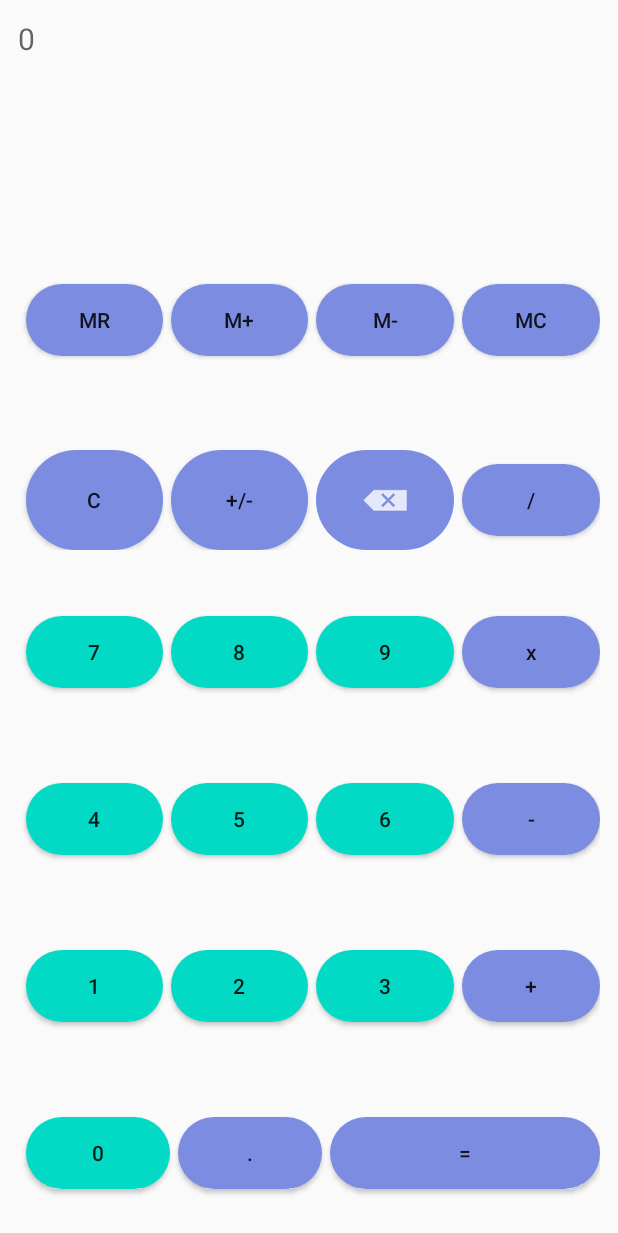
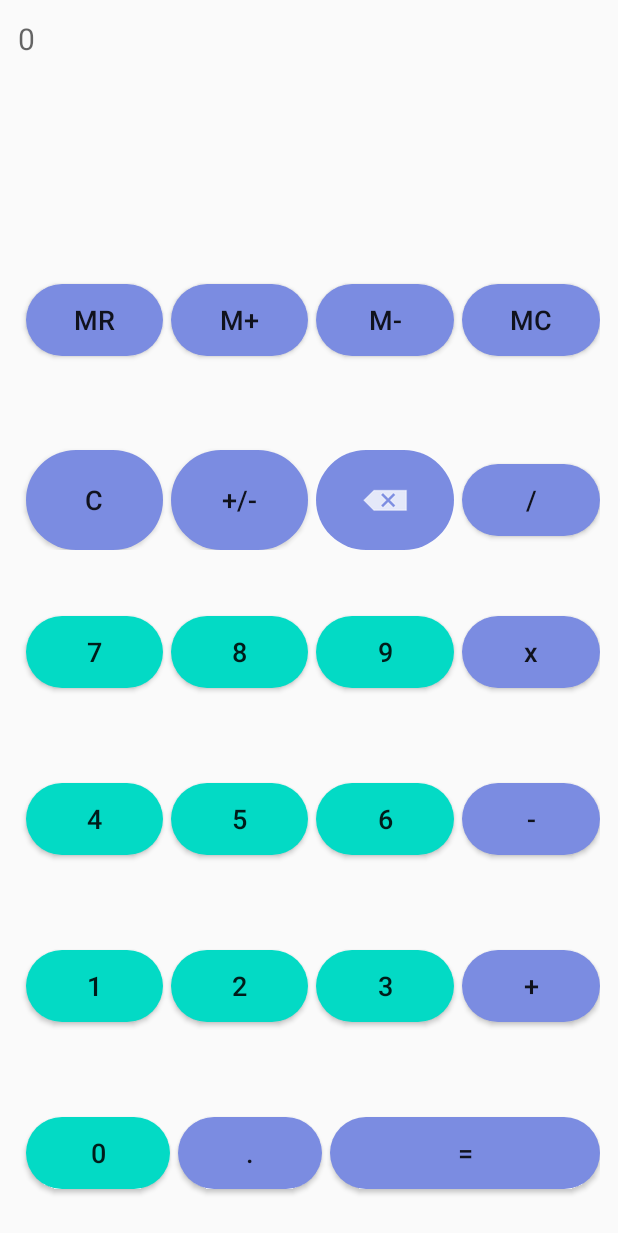
Before and after one commit to Otaka00/SimpleCalculatorApp, an Android app: the screen it shows after launch (MainActivity), on a phone screen of 412 x 824 dp. Shown: the top 1233 px of the screen. Run offline under Robolectric (Android 15) with nearby library versions, the phone set to English and light mode, and no system bars.

Commit message:
New Editings

```diff
--- a/app/src/main/AndroidManifest.xml
+++ b/app/src/main/AndroidManifest.xml
@@ -14,9 +14,6 @@
         android:theme="@style/Theme.MyCalculator"
         tools:targetApi="31">
         <activity
-            android:name=".Activity2"
-            android:exported="false" />
-        <activity
             android:name=".MainActivity"
             android:exported="true">
             <intent-filter>
--- a/app/src/main/res/layout/activity_main.xml
+++ b/app/src/main/res/layout/activity_main.xml
@@ -46,7 +46,8 @@
                     android:layout_weight="1"
                     android:background="@drawable/button"
                     android:backgroundTint="#7B8CE1"
-                    android:text="@string/MR" />
+                    android:text="@string/MR"
+                    android:textSize="18sp" />
 
                 <Button
                     android:id="@+id/MPlus"
@@ -57,7 +58,8 @@
                     android:layout_weight="1"
                     android:background="@drawable/button"
                     android:backgroundTint="#7B8CE1"
-                    android:text="M+" />
+                    android:text="M+"
+                    android:textSize="18sp" />
 
                 <Button
                     android:id="@+id/MMinus"
@@ -68,7 +70,8 @@
                     android:layout_weight="1"
                     android:background="@drawable/button"
                     android:backgroundTint="#7B8CE1"
-                    android:text="M-" />
+                    android:text="M-"
+                    android:textSize="18sp" />
 
                 <Button
                     android:id="@+id/MC"
@@ -79,7 +82,8 @@
                     android:layout_weight="1"
                     android:background="@drawable/button"
                     android:backgroundTint="#7B8CE1"
-                    android:text="MC" />
+                    android:text="MC"
+                    android:textSize="18sp" />
 
             </LinearLayout>
 
@@ -99,7 +103,8 @@
                     android:layout_weight="1"
                     android:background="@drawable/button"
                     android:backgroundTint="#7B8CE1"
-                    android:text="C" />
+                    android:text="C"
+                    android:textSize="18sp" />
 
                 <Button
                     android:id="@+id/plusMin"
@@ -110,7 +115,8 @@
                     android:layout_weight="1"
                     android:background="@drawable/button"
                     android:backgroundTint="#7B8CE1"
-                    android:text="+/-" />
+                    android:text="+/-"
+                    android:textSize="18sp" />
 
                 <ImageButton
                     android:id="@+id/imageButton"
@@ -132,7 +138,8 @@
                     android:layout_weight="1"
                     android:background="@drawable/button"
                     android:backgroundTint="#7B8CE1"
-                    android:text="/" />
+                    android:text="/"
+                    android:textSize="18sp" />
 
             </LinearLayout>
 
@@ -151,7 +158,8 @@
                     android:layout_marginTop="20dp"
                     android:layout_weight="1"
                     android:background="@drawable/button"
-                    android:text="7" />
+                    android:text="7"
+                    android:textSize="18sp" />
 
                 <Button
                     android:id="@+id/b8"
@@ -161,7 +169,8 @@
                     android:layout_marginTop="20dp"
                     android:layout_weight="1"
                     android:background="@drawable/button"
-                    android:text="8" />
+                    android:text="8"
+                    android:textSize="18sp" />
 
                 <Button
                     android:id="@+id/b9"
@@ -171,7 +180,8 @@
                     android:layout_marginTop="20dp"
                     android:layout_weight="1"
                     android:background="@drawable/button"
-                    android:text="9" />
+                    android:text="9"
+                    android:textSize="18sp" />
 
                 <Button
                     android:id="@+id/multiply"
@@ -183,7 +193,8 @@
                     android:background="@drawable/button"
                     android:backgroundTint="#7B8CE1"
                     android:text="x"
-                    android:textAllCaps="false" />
+                    android:textAllCaps="false"
+                    android:textSize="18sp" />
 
             </LinearLayout>
 
@@ -202,7 +213,8 @@
                     android:layout_marginTop="20dp"
                     android:layout_weight="1"
                     android:background="@drawable/button"
-                    android:text="4" />
+                    android:text="4"
+                    android:textSize="18sp" />
 
                 <Button
                     android:id="@+id/b5"
@@ -212,7 +224,8 @@
                     android:layout_marginTop="20dp"
                     android:layout_weight="1"
                     android:background="@drawable/button"
-                    android:text="5" />
+                    android:text="5"
+                    android:textSize="18sp" />
 
                 <Button
                     android:id="@+id/b6"
@@ -222,7 +235,8 @@
                     android:layout_marginTop="20dp"
                     android:layout_weight="1"
                     android:background="@drawable/button"
-                    android:text="6" />
+                    android:text="6"
+                    android:textSize="18sp" />
 
                 <Button
                     android:id="@+id/subtract"
@@ -233,7 +247,8 @@
                     android:layout_weight="1"
                     android:background="@drawable/button"
                     android:backgroundTint="#7B8CE1"
-                    android:text="-" />
+                    android:text="-"
+                    android:textSize="18sp" />
             </LinearLayout>
 
             <LinearLayout
@@ -251,7 +266,8 @@
                     android:layout_marginTop="20dp"
                     android:layout_weight="1"
                     android:background="@drawable/button"
-                    android:text="1" />
+                    android:text="1"
+                    android:textSize="18sp" />
 
                 <Button
                     android:id="@+id/b2"
@@ -261,7 +277,8 @@
                     android:layout_marginTop="20dp"
                     android:layout_weight="1"
                     android:background="@drawable/button"
-                    android:text="2" />
+                    android:text="2"
+                    android:textSize="18sp" />
 
                 <Button
                     android:id="@+id/b3"
@@ -271,7 +288,8 @@
                     android:layout_marginTop="20dp"
                     android:layout_weight="1"
                     android:background="@drawable/button"
-                    android:text="3" />
+                    android:text="3"
+                    android:textSize="18sp" />
 
                 <Button
                     android:id="@+id/add"
@@ -282,7 +300,8 @@
                     android:layout_weight="1"
                     android:background="@drawable/button"
                     android:backgroundTint="#7B8CE1"
-                    android:text="+" />
+                    android:text="+"
+                    android:textSize="18sp" />
 
             </LinearLayout>
 
@@ -302,7 +321,8 @@
                     android:layout_weight="1"
                     android:background="@drawable/button"
                     android:minHeight="48dp"
-                    android:text="0" />
+                    android:text="0"
+                    android:textSize="18sp" />
 
                 <Button
                     android:id="@+id/dot"
@@ -314,7 +334,8 @@
                     android:background="@drawable/button"
                     android:backgroundTint="#7B8CE1"
                     android:minHeight="48dp"
-                    android:text="." />
+                    android:text="."
+                    android:textSize="18sp" />
 
                 <Button
                     android:id="@+id/equal"
@@ -327,7 +348,7 @@
                     android:backgroundTint="#7B8CE1"
                     android:minHeight="48dp"
                     android:text="="
-                    android:textSize="14sp" />
+                    android:textSize="18sp" />
 
             </LinearLayout>
 
```
Also changed, not shown: app/src/main/java/com/ahmadossama/mycalculator/Activity2.java (deleted, +0 -42 lines), app/src/main/java/com/ahmadossama/mycalculator/MainActivity.java (+6 -3 lines), app/src/main/res/layout/activity_2.xml (deleted, +0 -96 lines).
